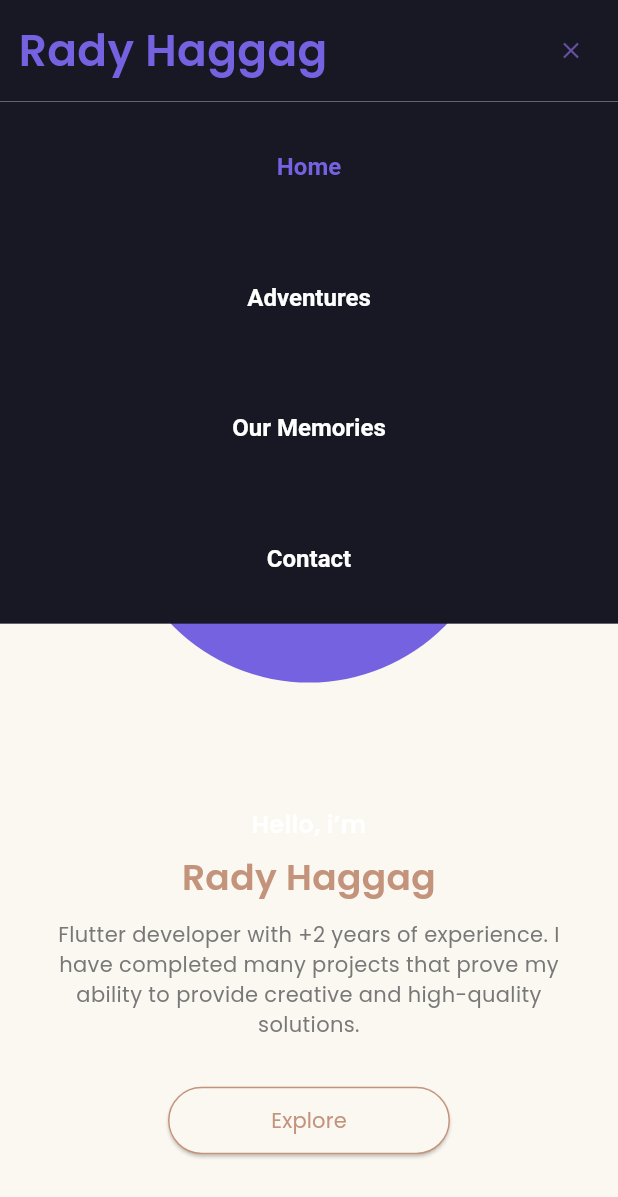
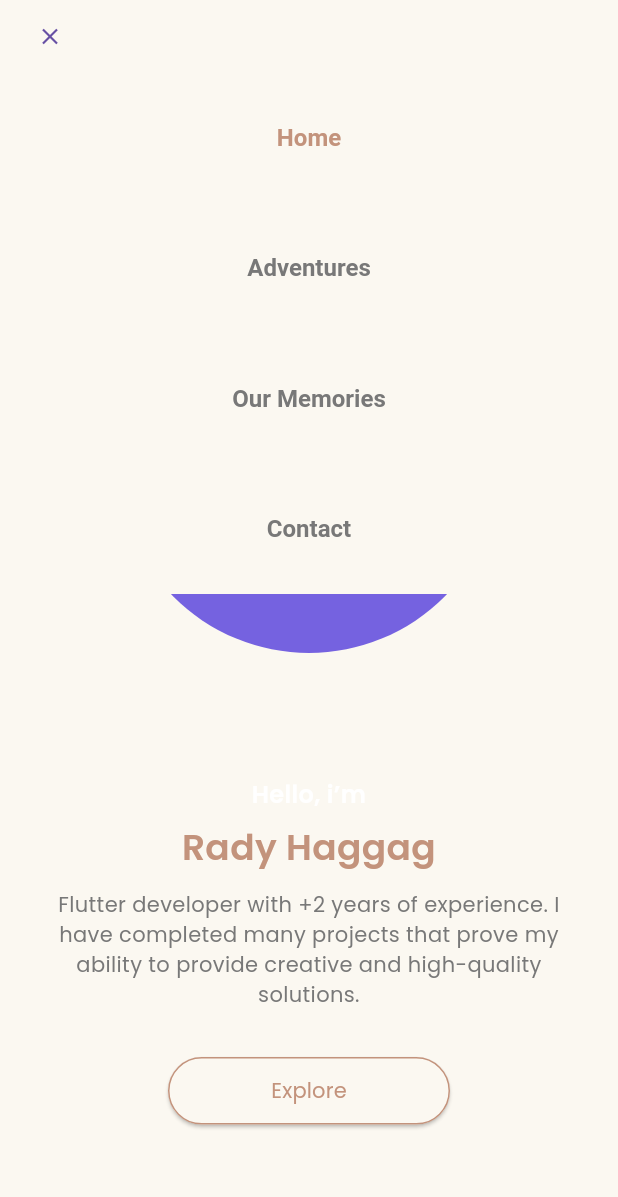
Before and after one commit to Koredeee/AnniversaryWish, a Flutter app: the screen it shows after launch, after a tap on the "menu" icon, on a phone screen of 412 x 824 dp. Shown: the top 1197 px of the screen. Run offline on Flutter 3.47's test engine with Material 3 defaults, Android fonts, the phone set to English and light mode, and no system bars; our stand-ins replace auto_size_text, cached_network_image, equatable, flutter_bloc, flutter_svg, font_awesome_flutter; missing offline and left inert: universal_html.

Commit message:
Fixed AppBar

```diff
--- a/lib/presentation/widgets/app_bar/custom_header_btn.dart
+++ b/lib/presentation/widgets/app_bar/custom_header_btn.dart
@@ -39,9 +39,9 @@
 
   Color _getHeaderColor({required currentIndex, required int headerIndex}) {
     if (currentIndex == headerIndex) {
-      return AppColors.primaryColor;
+      return AppColors.headerTextColor;
     } else {
-      return AppColors.white;
+      return AppColors.subHeaderTextColor;
     }
   }
 }
--- a/lib/presentation/widgets/app_bar/home_app_bar.dart
+++ b/lib/presentation/widgets/app_bar/home_app_bar.dart
@@ -17,14 +17,14 @@
   @override
   Widget build(BuildContext context) {
     return Container(
-      color: AppColors.appBarColor,
+      color: AppColors.scaffoldColor,
       padding: EdgeInsets.symmetric(
         horizontal: _getHorizontalPadding(context),
       ),
       child: Row(
         mainAxisAlignment: MainAxisAlignment.spaceBetween,
         children: [
-          const DeveloperNameBtn(),
+          // const DeveloperNameBtn(),
           context.width > DeviceType.ipad.getMaxWidth()
               ? const HorizontalHeaders()
               : const CustomMenuBtn()
--- a/lib/presentation/widgets/app_bar/vertical_headers_builder.dart
+++ b/lib/presentation/widgets/app_bar/vertical_headers_builder.dart
@@ -18,7 +18,7 @@
           alignment: Alignment.topCenter,
           crossFadeState: _getCrossFadeState(context),
           firstChild: Container(
-            color: AppColors.appBarColor,
+            color: AppColors.scaffoldColor,
             child: const VerticalHeaders(),
           ),
           secondChild: Container(),
--- a/lib/presentation/widgets/body/about_me/about_me_section.dart
+++ b/lib/presentation/widgets/body/about_me/about_me_section.dart
@@ -25,8 +25,8 @@
               mainAxisAlignment: MainAxisAlignment.spaceBetween,
               crossAxisAlignment: CrossAxisAlignment.center,
               children: [
+                IntroText(),
                 IntroCircleImageBox(),
-                IntroText(),
               ],
             ),
     );
--- a/lib/presentation/widgets/body/contact/contact_section.dart
+++ b/lib/presentation/widgets/body/contact/contact_section.dart
@@ -1,9 +1,8 @@
 import 'package:flutter/material.dart';
 import 'package:portfolio/core/utils/app_enums.dart';
 import 'package:portfolio/core/utils/app_extensions.dart';
-
-import 'contact_intro.dart';
-import 'contact_form.dart';
+import 'package:portfolio/presentation/widgets/body/intro/intro_circle_image_box.dart';
+import 'package:portfolio/presentation/widgets/body/intro/intro_text.dart';
 
 class ContactSection extends StatelessWidget {
   const ContactSection({super.key});
@@ -11,24 +10,24 @@
   @override
   Widget build(BuildContext context) {
     return Padding(
-      padding: const EdgeInsets.only(bottom: 80),
-      child: context.width > DeviceType.ipad.getMaxWidth()
-          ? const Row(
-              crossAxisAlignment: CrossAxisAlignment.start,
+      padding: EdgeInsets.symmetric(vertical: context.height * .12),
+      child: context.width < DeviceType.mobile.getMaxWidth()
+          ? const Column(
+              crossAxisAlignment: CrossAxisAlignment.center,
+              mainAxisAlignment: MainAxisAlignment.center,
               children: [
-                Expanded(
-                  child: ContactIntro(),
-                ),
-                SizedBox(width: 32),
-                Expanded(child: ContactForm()),
+                IntroCircleImageBox(),
+                SizedBox(height: 50),
+                IntroText(),
               ],
             )
-          : const Column(
+          : const Row(
+              mainAxisAlignment: MainAxisAlignment.spaceBetween,
               crossAxisAlignment: CrossAxisAlignment.center,
               children: [
-                ContactIntro(),
-                SizedBox(height: 32),
-                ContactForm(),
+                IntroText(),
+                IntroCircleImageBox(),
+
               ],
             ),
     );
--- a/lib/presentation/widgets/body/home_body.dart
+++ b/lib/presentation/widgets/body/home_body.dart
@@ -1,5 +1,6 @@
 import 'package:flutter/material.dart';
 import 'package:flutter_bloc/flutter_bloc.dart';
+import 'package:portfolio/presentation/widgets/body/you_know/you_know_section.dart';
 
 import '../../../core/utils/app_extensions.dart';
 import '../../blocs/home_bloc/home_bloc.dart';
@@ -19,6 +20,7 @@
 class _HomeBodyState extends State<HomeBody> {
   final ScrollController _controller = ScrollController();
   final introKey = GlobalKey();
+  final youKnowKey = GlobalKey();
   final aboutKey = GlobalKey();
   final projectKey = GlobalKey();
   final contactKey = GlobalKey();
@@ -102,6 +104,7 @@
               child: Column(
                 children: [
                   IntroSection(key: introKey),
+                  const YouKnowSection(),
                   AboutMeSection(key: aboutKey),
                   ProjectsSection(key: projectKey),
                   ContactSection(key: contactKey),
--- a/lib/presentation/widgets/body/intro/intro_actions.dart
+++ b/lib/presentation/widgets/body/intro/intro_actions.dart
@@ -4,7 +4,6 @@
 import '../../../../core/utils/app_colors.dart';
 import '../../../../core/utils/app_enums.dart';
 import '../../../../core/utils/app_extensions.dart';
-import '../../../../core/widgets/custom_button.dart';
 import '../../../blocs/home_bloc/home_bloc.dart';
 
 class IntoActions extends StatelessWidget {
--- /dev/null
+++ b/lib/presentation/widgets/body/you_know/you_know_section.dart
@@ -0,0 +1,34 @@
+import 'package:flutter/material.dart';
+import 'package:portfolio/presentation/widgets/body/intro/intro_circle_image_box.dart';
+import 'package:portfolio/presentation/widgets/body/intro/intro_text.dart';
+import '../../../../core/utils/app_enums.dart';
+import '../../../../core/utils/app_extensions.dart';
+
+class YouKnowSection extends StatelessWidget {
+  const YouKnowSection({super.key});
+
+  @override
+  Widget build(BuildContext context) {
+    return Padding(
+      padding: EdgeInsets.symmetric(vertical: context.height * .12),
+      child: context.width < DeviceType.mobile.getMaxWidth()
+          ? const Column(
+              crossAxisAlignment: CrossAxisAlignment.center,
+              mainAxisAlignment: MainAxisAlignment.center,
+              children: [
+                IntroCircleImageBox(),
+                SizedBox(height: 50),
+                IntroText(),
+              ],
+            )
+          : const Row(
+              mainAxisAlignment: MainAxisAlignment.spaceBetween,
+              crossAxisAlignment: CrossAxisAlignment.center,
+              children: [
+                IntroCircleImageBox(),
+                IntroText(),
+              ],
+            ),
+    );
+  }
+}
```
Also changed, not shown: assets/images/you_know.png (added), 3 other files.
